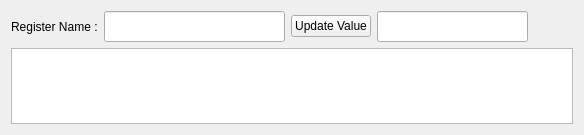
This is client/register_tab.ui in vipersnh/regbank_reader as Qt 5 draws it before an edit. The edited form follows.
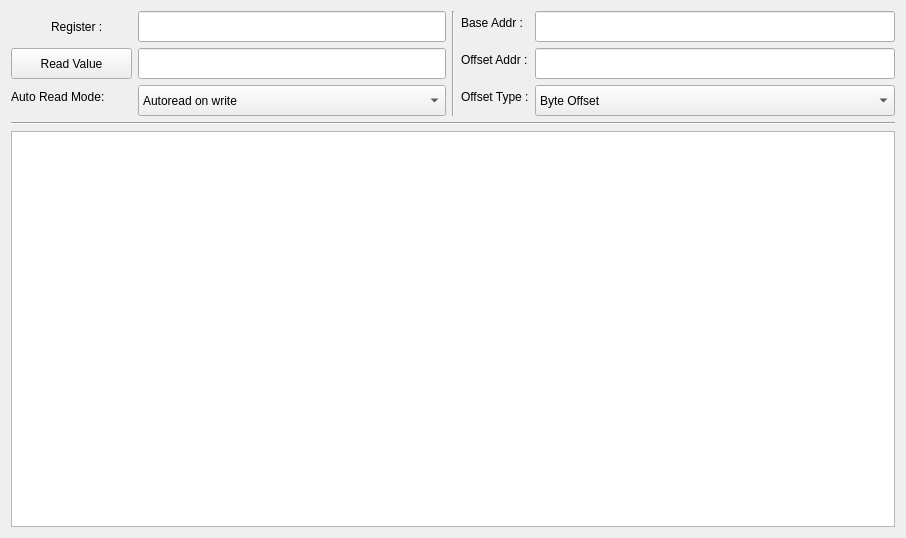
This is the edited form.

Diff of the .ui file:
```diff
--- a/client/register_tab.ui
+++ b/client/register_tab.ui
@@ -6,8 +6,8 @@
    <rect>
     <x>0</x>
     <y>0</y>
-    <width>584</width>
-    <height>135</height>
+    <width>906</width>
+    <height>538</height>
    </rect>
   </property>
   <property name="minimumSize">
@@ -27,65 +27,213 @@
   </property>
   <layout class="QVBoxLayout" name="verticalLayout">
    <item>
-    <layout class="QHBoxLayout" name="horizontalLayout">
+    <layout class="QHBoxLayout" name="horizontalLayout_6">
      <item>
-      <widget class="QLabel" name="label">
-       <property name="text">
-        <string>Register Name :</string>
+      <layout class="QFormLayout" name="formLayout">
+       <property name="fieldGrowthPolicy">
+        <enum>QFormLayout::AllNonFixedFieldsGrow</enum>
        </property>
-      </widget>
+       <item row="0" column="0">
+        <layout class="QHBoxLayout" name="horizontalLayout_5">
+         <item>
+          <spacer name="horizontalSpacer">
+           <property name="orientation">
+            <enum>Qt::Horizontal</enum>
+           </property>
+           <property name="sizeHint" stdset="0">
+            <size>
+             <width>40</width>
+             <height>20</height>
+            </size>
+           </property>
+          </spacer>
+         </item>
+         <item>
+          <widget class="QLabel" name="label">
+           <property name="text">
+            <string>Register :</string>
+           </property>
+          </widget>
+         </item>
+        </layout>
+       </item>
+       <item row="0" column="1">
+        <widget class="QLineEdit" name="register_name_disp">
+         <property name="minimumSize">
+          <size>
+           <width>181</width>
+           <height>31</height>
+          </size>
+         </property>
+         <property name="alignment">
+          <set>Qt::AlignCenter</set>
+         </property>
+         <property name="readOnly">
+          <bool>true</bool>
+         </property>
+        </widget>
+       </item>
+       <item row="1" column="0">
+        <widget class="QPushButton" name="register_update_button">
+         <property name="minimumSize">
+          <size>
+           <width>121</width>
+           <height>31</height>
+          </size>
+         </property>
+         <property name="text">
+          <string>Read Value</string>
+         </property>
+        </widget>
+       </item>
+       <item row="1" column="1">
+        <widget class="QLineEdit" name="register_value_edit">
+         <property name="minimumSize">
+          <size>
+           <width>181</width>
+           <height>31</height>
+          </size>
+         </property>
+         <property name="alignment">
+          <set>Qt::AlignCenter</set>
+         </property>
+         <property name="readOnly">
+          <bool>false</bool>
+         </property>
+        </widget>
+       </item>
+       <item row="2" column="0">
+        <layout class="QHBoxLayout" name="horizontalLayout">
+         <item>
+          <widget class="QLabel" name="label_5">
+           <property name="text">
+            <string>Auto Read Mode:</string>
+           </property>
+          </widget>
+         </item>
+        </layout>
+       </item>
+       <item row="2" column="1">
+        <widget class="QComboBox" name="auto_read_mode">
+         <property name="minimumSize">
+          <size>
+           <width>161</width>
+           <height>31</height>
+          </size>
+         </property>
+         <item>
+          <property name="text">
+           <string>Autoread on write</string>
+          </property>
+         </item>
+         <item>
+          <property name="text">
+           <string>Read only on demand</string>
+          </property>
+         </item>
+        </widget>
+       </item>
+      </layout>
      </item>
      <item>
-      <widget class="QLineEdit" name="register_name_disp">
-       <property name="minimumSize">
-        <size>
-         <width>181</width>
-         <height>31</height>
-        </size>
-       </property>
-       <property name="alignment">
-        <set>Qt::AlignCenter</set>
-       </property>
-       <property name="readOnly">
-        <bool>true</bool>
-       </property>
-      </widget>
-     </item>
-     <item>
-      <widget class="QPushButton" name="register_update_button">
-       <property name="text">
-        <string>Update Value</string>
-       </property>
-      </widget>
-     </item>
-     <item>
-      <widget class="QLineEdit" name="register_value_edit">
-       <property name="minimumSize">
-        <size>
-         <width>151</width>
-         <height>31</height>
-        </size>
-       </property>
-       <property name="alignment">
-        <set>Qt::AlignCenter</set>
-       </property>
-      </widget>
-     </item>
-     <item>
-      <spacer name="horizontalSpacer">
+      <widget class="Line" name="line">
        <property name="orientation">
-        <enum>Qt::Horizontal</enum>
+        <enum>Qt::Vertical</enum>
        </property>
-       <property name="sizeHint" stdset="0">
-        <size>
-         <width>40</width>
-         <height>20</height>
-        </size>
-       </property>
-      </spacer>
+      </widget>
+     </item>
+     <item>
+      <layout class="QFormLayout" name="formLayout_2">
+       <item row="0" column="0">
+        <layout class="QHBoxLayout" name="horizontalLayout_2">
+         <item>
+          <widget class="QLabel" name="label_2">
+           <property name="text">
+            <string>Base Addr :</string>
+           </property>
+          </widget>
+         </item>
+        </layout>
+       </item>
+       <item row="0" column="1">
+        <widget class="QLineEdit" name="base_addr_edit">
+         <property name="minimumSize">
+          <size>
+           <width>161</width>
+           <height>31</height>
+          </size>
+         </property>
+         <property name="alignment">
+          <set>Qt::AlignCenter</set>
+         </property>
+        </widget>
+       </item>
+       <item row="1" column="0">
+        <layout class="QHBoxLayout" name="horizontalLayout_3">
+         <item>
+          <widget class="QLabel" name="label_3">
+           <property name="text">
+            <string>Offset Addr :</string>
+           </property>
+          </widget>
+         </item>
+        </layout>
+       </item>
+       <item row="2" column="0">
+        <layout class="QHBoxLayout" name="horizontalLayout_4">
+         <item>
+          <widget class="QLabel" name="label_4">
+           <property name="text">
+            <string>Offset Type :</string>
+           </property>
+          </widget>
+         </item>
+        </layout>
+       </item>
+       <item row="2" column="1">
+        <widget class="QComboBox" name="addr_offset_type">
+         <property name="minimumSize">
+          <size>
+           <width>161</width>
+           <height>31</height>
+          </size>
+         </property>
+         <item>
+          <property name="text">
+           <string>Byte Offset</string>
+          </property>
+         </item>
+         <item>
+          <property name="text">
+           <string>Word Offset</string>
+          </property>
+         </item>
+        </widget>
+       </item>
+       <item row="1" column="1">
+        <widget class="QLineEdit" name="offset_addr_edit">
+         <property name="minimumSize">
+          <size>
+           <width>161</width>
+           <height>31</height>
+          </size>
+         </property>
+         <property name="alignment">
+          <set>Qt::AlignCenter</set>
+         </property>
+        </widget>
+       </item>
+      </layout>
      </item>
     </layout>
    </item>
+   <item>
+    <widget class="Line" name="line_2">
+     <property name="orientation">
+      <enum>Qt::Horizontal</enum>
+     </property>
+    </widget>
+   </item>
    <item>
     <widget class="QTableWidget" name="register_subfields_view"/>
    </item>
```
Left out of the diff: 28 changed lines with no effect on the pictures.
